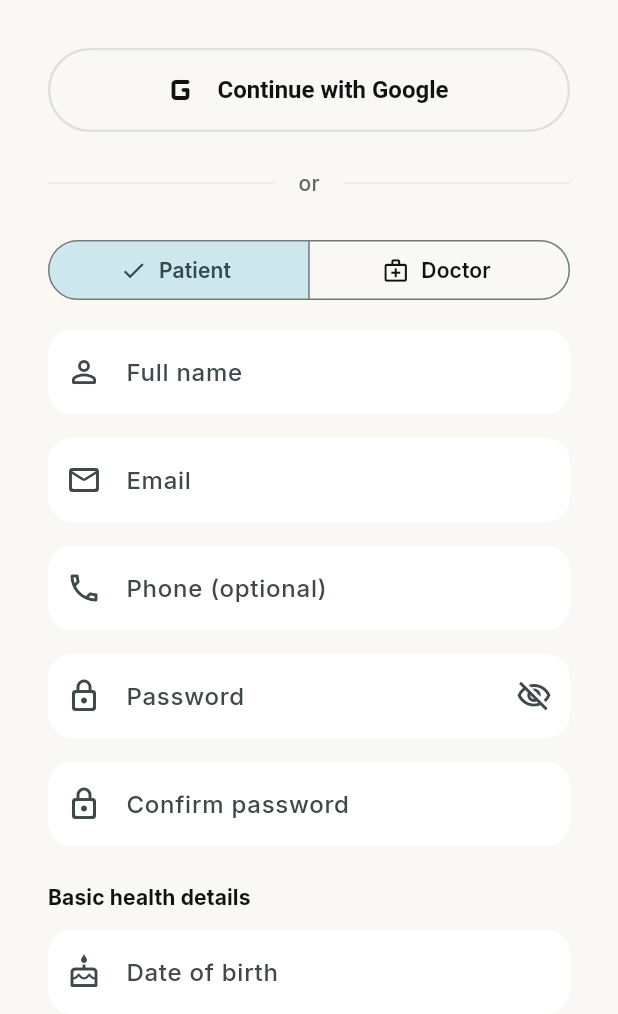
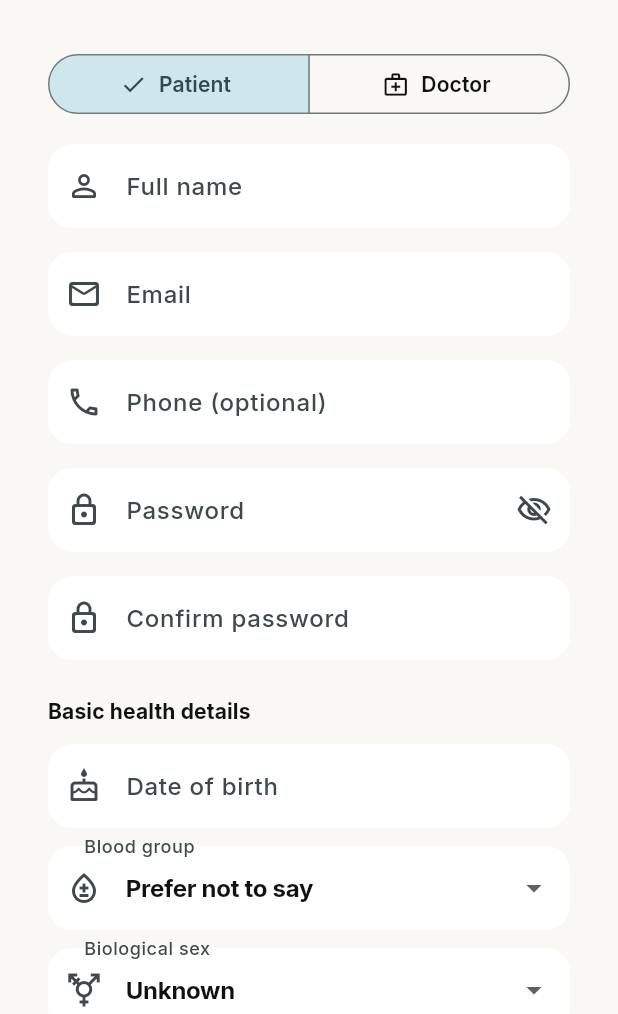
Before and after one commit to karthik420108/B-B, a Flutter app: the screen it shows after launch, after a tap on "Skip", after a tap on "Sign in", after a tap on "Create an account", on a phone screen of 412 x 824 dp, the part 222-1236 px from its top. Run offline on Flutter 3.47's test engine with Material 3 defaults, Android fonts, the phone set to English and light mode, and no system bars; our stand-ins replace dio, file_picker, fl_chart, flutter_riverpod, flutter_secure_storage, go_router and 4 more; missing offline and left inert: dart:js_interop.

Commit message:
small commits

```diff
--- a/frontend/analysis_options.yaml
+++ b/frontend/analysis_options.yaml
@@ -14,6 +14,7 @@ analyzer:
     - build/**
     - web/**
     - macos/**
+    - android/**
 
 linter:
   # The lint rules applied to this project can be customized in the
--- a/frontend/lib/core/config/api_config.dart
+++ b/frontend/lib/core/config/api_config.dart
@@ -9,7 +9,7 @@ class ApiConfig {
   /// `flutter run --dart-define=API_BASE_URL=https://api.example.com`
   static const String baseUrl = String.fromEnvironment(
     'API_BASE_URL',
-    defaultValue: 'http://localhost:4000',
+    defaultValue: 'https://bitsandbytes-backend-3s81.onrender.com',
   );
 
   /// Human-readable name of the environment, shown in the settings screen.
--- a/frontend/lib/features/auth/login_screen.dart
+++ b/frontend/lib/features/auth/login_screen.dart
@@ -69,11 +69,7 @@ class _LoginScreenState extends ConsumerState<LoginScreen> {
     setState(() {});
   }
 
-  Future<void> _handleGoogleSignIn() async {
-    ScaffoldMessenger.of(context).showSnackBar(
-      const SnackBar(content: Text('Google Sign-In requires backend configuration and missing platform dependencies.'))
-    );
-  }
+
 
   @override
   Widget build(BuildContext context) {
@@ -100,23 +96,7 @@ class _LoginScreenState extends ConsumerState<LoginScreen> {
                       ),
                     ),
                     const SizedBox(height: 48),
-                    OutlinedButton.icon(
-                      onPressed: _busy ? null : _handleGoogleSignIn,
-                      icon: const Icon(Icons.g_mobiledata_rounded, size: 32),
-                      label: const Text('Continue with Google'),
-                    ),
-                    const SizedBox(height: 24),
-                    Row(
-                      children: [
-                        const Expanded(child: Divider()),
-                        Padding(
-                          padding: const EdgeInsets.symmetric(horizontal: 16),
-                          child: Text('or', style: theme.textTheme.bodyMedium),
-                        ),
-                        const Expanded(child: Divider()),
-                      ],
-                    ),
-                    const SizedBox(height: 24),
+
                     TextFormField(
                       controller: _email,
                       keyboardType: TextInputType.emailAddress,
--- a/frontend/lib/features/auth/register_screen.dart
+++ b/frontend/lib/features/auth/register_screen.dart
@@ -96,11 +96,7 @@ class _RegisterScreenState extends ConsumerState<RegisterScreen> {
     }
   }
 
-  Future<void> _handleGoogleSignIn() async {
-    ScaffoldMessenger.of(context).showSnackBar(
-      const SnackBar(content: Text('Google Sign-In requires backend configuration and missing platform dependencies.'))
-    );
-  }
+
 
   @override
   Widget build(BuildContext context) {
@@ -117,23 +113,7 @@ class _RegisterScreenState extends ConsumerState<RegisterScreen> {
               children: [
                 Text('Create your\nhealth wallet', style: theme.textTheme.headlineLarge?.copyWith(fontSize: 32, letterSpacing: -1.0)),
                 const SizedBox(height: 32),
-                OutlinedButton.icon(
-                  onPressed: _busy ? null : _handleGoogleSignIn,
-                  icon: const Icon(Icons.g_mobiledata_rounded, size: 32),
-                  label: const Text('Continue with Google'),
-                ),
-                const SizedBox(height: 24),
-                Row(
-                  children: [
-                    const Expanded(child: Divider()),
-                    Padding(
-                      padding: const EdgeInsets.symmetric(horizontal: 16),
-                      child: Text('or', style: theme.textTheme.bodyMedium),
-                    ),
-                    const Expanded(child: Divider()),
-                  ],
-                ),
-                const SizedBox(height: 24),
+
                 SegmentedButton<String>(
                   segments: const [
                     ButtonSegment(value: 'patient', label: Text('Patient'), icon: Icon(Icons.person_outline_rounded)),
```
Also changed, not shown: 20 other files.
